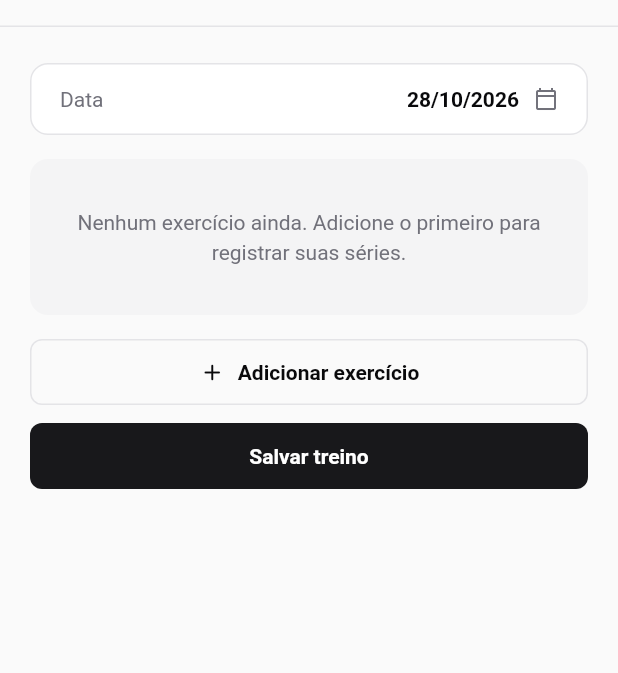
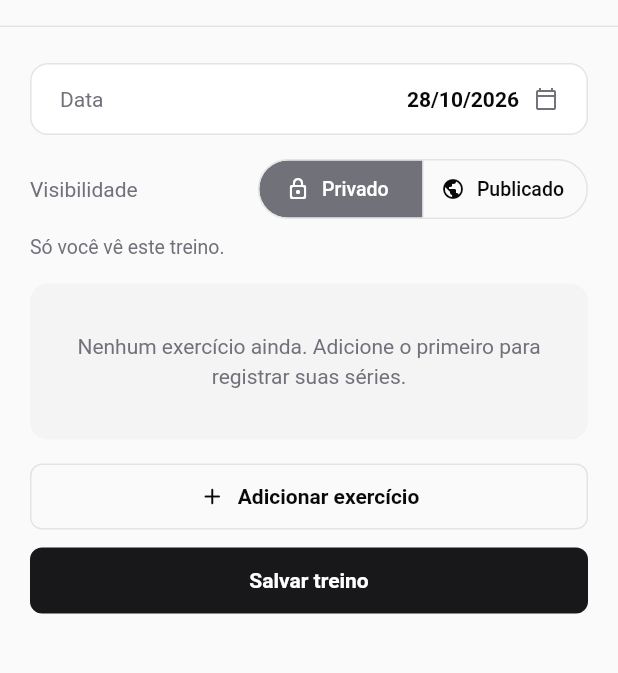
Before and after one commit to S06-2026-2/Openlift, a Flutter app: the _WorkoutForm screen opened directly with empty values, on a phone screen of 412 x 824 dp, the part 57-730 px from its top. Run offline on Flutter 3.47's test engine with Material 3 defaults, Android fonts, the phone set to English and light mode, and no system bars; our stand-ins replace dio, flutter_riverpod, flutter_secure_storage, go_router; missing offline and left inert: bip340, unorm_dart; accounts and stored records are empty; network calls fail.

Commit message:
feat(app): visibilidade, consentimento e status por relay nas telas de treino
Co-Authored-By: Claude Opus 5.5 <noreply@anthropic.com>

```diff
--- a/app/lib/features/workouts/presentation/workout_form_screen.dart
+++ b/app/lib/features/workouts/presentation/workout_form_screen.dart
@@ -6,6 +6,13 @@
 //
 // Limites (RN-07): carga ≤ 1000 kg e reps ≤ 500, validados aqui; o 422 do
 // servidor também é tratado e mostrado em linguagem humana.
+//
+// FE-05 — Visibilidade Privado / Publicado (RF-21, só ida). Publicar pede
+// confirmação antes de salvar (consentimento na 1ª vez, RNF-12); salvar um
+// treino publicado pergunta se publica a nova versão (RN-08). A
+// publicação segue em segundo plano e o resultado aparece no histórico.
+
+import 'dart:async';
 
 import 'package:flutter/material.dart';
 import 'package:flutter/services.dart';
@@ -20,6 +27,8 @@ import '../../../shared/widgets/app_button.dart';
 import '../../../shared/widgets/error_banner.dart';
 import '../../../shared/widgets/loading_indicator.dart';
 import '../../../shared/widgets/page_layout.dart';
+import '../../social/presentation/publication_controller.dart';
+import '../../social/presentation/widgets/publication_widgets.dart';
 import '../domain/exercise_model.dart';
 import '../domain/set_model.dart';
 import '../domain/workout_model.dart';
@@ -141,16 +150,21 @@ class _WorkoutFormState extends ConsumerState<_WorkoutForm> {
   final _formKey = GlobalKey<FormState>();
   final List<_ExerciseBlock> _blocks = [];
   late DateTime _date;
+  late bool _publish;
   bool _saving = false;
   String? _error;
 
   bool get _isEdit => widget.workoutId != null;
+
+  /// Já publicado: a visibilidade fica travada em Publicado.
+  bool get _wasPublished => widget.initial?.isPublished ?? false;
 
   @override
   void initState() {
     super.initState();
     final initial = widget.initial;
     _date = DateUtils.dateOnly(initial?.date ?? DateTime.now());
+    _publish = _wasPublished;
     if (initial != null) _loadBlocks(initial);
   }
 
@@ -272,6 +286,20 @@ class _WorkoutFormState extends ConsumerState<_WorkoutForm> {
     }
     if (!(_formKey.currentState?.validate() ?? false)) return;
 
+    // Decide antes de salvar: depois do PATCH esta tela é reconstruída.
+    // Publicar um privado sem confirmação não salva nada (a pessoa pode
+    // voltar ao Privado); num publicado, "Agora não" só salva.
+    final bool publish;
+    if (_wasPublished) {
+      publish = await confirmRepublication(context);
+    } else if (_publish) {
+      if (!await confirmPublication(context, ref)) return;
+      publish = true;
+    } else {
+      publish = false;
+    }
+    if (!mounted) return;
+
     final workout = WorkoutModel(
       date: _date,
       sets: [
@@ -291,15 +319,30 @@ class _WorkoutFormState extends ConsumerState<_WorkoutForm> {
     setState(() => _saving = true);
     final controller = ref.read(workoutControllerProvider.notifier);
     try {
-      if (_isEdit) {
-        await controller.edit(widget.workoutId!, workout);
-      } else {
-        await controller.create(workout);
+      final saved = _isEdit
+          ? await controller.edit(widget.workoutId!, workout)
+          : await controller.create(workout);
+      if (!mounted) return;
+      final messenger = ScaffoldMessenger.of(context);
+      messenger.showSnackBar(SnackBar(
+        content:
+            Text(publish ? 'Treino salvo. Publicando...' : 'Treino salvo.'),
+      ));
+      if (publish) {
+        // Segue depois que a tela fecha; o histórico mostra o andamento.
+        unawaited(
+          ref
+              .read(publicationControllerProvider.notifier)
+              .publish(saved)
+              .then((result) {
+            if (result != null) {
+              messenger
+                ..hideCurrentSnackBar()
+                ..showSnackBar(SnackBar(content: Text(result.summary)));
+            }
+          }),
+        );
       }
-      if (!mounted) return;
-      ScaffoldMessenger.of(context).showSnackBar(
-        const SnackBar(content: Text('Treino salvo.')),
-      );
       context.go(AppRoutes.workouts);
     } on ApiException catch (e) {
       if (mounted) setState(() => _error = e.message);
@@ -338,6 +381,14 @@ class _WorkoutFormState extends ConsumerState<_WorkoutForm> {
             padding: pagePadding(constraints),
             children: [
               _DateTile(date: _date, onTap: _pickDate),
+              const SizedBox(height: 12),
+              _VisibilityTile(
+                publish: _publish,
+                locked: _wasPublished,
+                onChanged: _saving
+                    ? null
+                    : (value) => setState(() => _publish = value),
+              ),
               const SizedBox(height: 16),
               if (_error != null) ...[
                 ErrorBanner(message: _error!),
@@ -431,6 +482,68 @@ class _DateTile extends StatelessWidget {
           ),
         ),
       ),
+    );
+  }
+}
+
+/// RF-21: Privado / Publicado. Depois de publicado, não volta.
+class _VisibilityTile extends StatelessWidget {
+  const _VisibilityTile({
+    required this.publish,
+    required this.locked,
+    required this.onChanged,
+  });
+
+  final bool publish;
+  final bool locked;
+  final ValueChanged<bool>? onChanged;
+
+  @override
+  Widget build(BuildContext context) {
+    final theme = Theme.of(context);
+    final muted = theme.colorScheme.onSurfaceVariant;
+
+    return Column(
+      crossAxisAlignment: CrossAxisAlignment.stretch,
+      children: [
+        Row(
+          children: [
+            Text(
+              'Visibilidade',
+              style: theme.textTheme.bodyMedium?.copyWith(color: muted),
+            ),
+            const Spacer(),
+            SegmentedButton<bool>(
+              showSelectedIcon: false,
+              segments: const [
+                ButtonSegment(
+                  value: false,
+                  label: Text('Privado'),
+                  icon: Icon(Icons.lock_outline_rounded, size: 16),
+                ),
+                ButtonSegment(
+                  value: true,
+                  label: Text('Publicado'),
+                  icon: Icon(Icons.public_rounded, size: 16),
+                ),
+              ],
+              selected: {publish},
+              onSelectionChanged: locked || onChanged == null
+                  ? null
+                  : (selection) => onChanged!(selection.first),
+            ),
+          ],
+        ),
+        const SizedBox(height: 6),
+        Text(
+          locked
+              ? 'Publicado no NOSTR. Não dá para voltar a privado.'
+              : publish
+                  ? 'Ao salvar, o treino fica público e permanente no NOSTR.'
+                  : 'Só você vê este treino.',
+          style: theme.textTheme.bodySmall,
+        ),
+      ],
     );
   }
 }
```
Also changed, not shown: app/lib/features/social/presentation/publication_controller.dart (added, +93 -0 lines), app/lib/features/social/presentation/widgets/publication_widgets.dart (added, +186 -0 lines), app/lib/features/workouts/presentation/workout_controller.dart (+9 -4 lines), app/lib/features/workouts/presentation/workout_history_screen.dart (+12 -1 lines), 1 other file.
